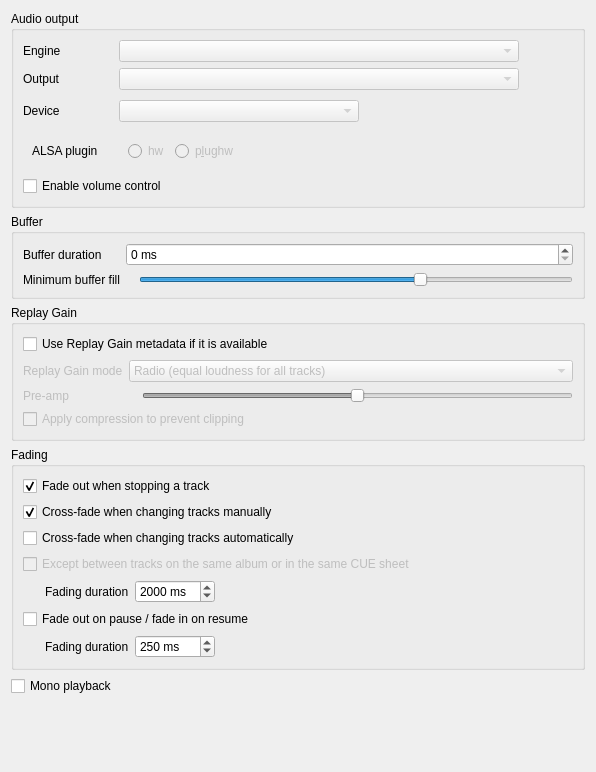
First picture: the form in src/settings/backendsettingspage.ui, repository strawberrymusicplayer/strawberry, before the edit.
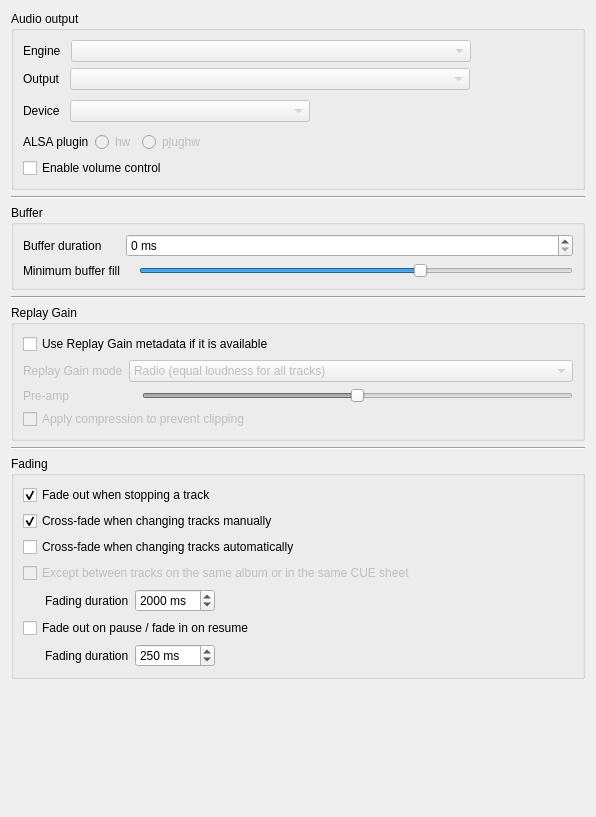
Second picture: the form after the edit. Custom widgets are drawn as their Qt base class.

Commit message: Remove mono playback setting and fix the layout abit

Patch:
```diff
--- a/src/settings/backendsettingspage.ui
+++ b/src/settings/backendsettingspage.ui
@@ -7,7 +7,7 @@
     <x>0</x>
     <y>0</y>
     <width>596</width>
-    <height>772</height>
+    <height>817</height>
    </rect>
   </property>
   <property name="windowTitle">
@@ -21,15 +21,12 @@
      </property>
      <layout class="QVBoxLayout" name="verticalLayout">
       <item>
-       <layout class="QHBoxLayout" name="horizontalLayout_engine">
+       <layout class="QHBoxLayout" name="layout_engine">
+        <property name="spacing">
+         <number>10</number>
+        </property>
         <item>
          <widget class="QLabel" name="label_engine">
-          <property name="minimumSize">
-           <size>
-            <width>90</width>
-            <height>0</height>
-           </size>
-          </property>
           <property name="text">
            <string>Engine</string>
           </property>
@@ -64,15 +61,12 @@
        </layout>
       </item>
       <item>
-       <layout class="QHBoxLayout" name="horizontalLayout_output">
+       <layout class="QHBoxLayout" name="layout_output">
+        <property name="spacing">
+         <number>10</number>
+        </property>
         <item>
          <widget class="QLabel" name="label_output">
-          <property name="minimumSize">
-           <size>
-            <width>90</width>
-            <height>0</height>
-           </size>
-          </property>
           <property name="text">
            <string>Output</string>
           </property>
@@ -107,15 +101,12 @@
        </layout>
       </item>
       <item>
-       <layout class="QHBoxLayout" name="horizontalLayout_device" stretch="0,0,0,0">
+       <layout class="QHBoxLayout" name="layout_device">
+        <property name="spacing">
+         <number>10</number>
+        </property>
         <item>
          <widget class="QLabel" name="label_device">
-          <property name="minimumSize">
-           <size>
-            <width>90</width>
-            <height>0</height>
-           </size>
-          </property>
           <property name="text">
            <string>Device</string>
           </property>
@@ -173,15 +164,21 @@
       </item>
       <item>
        <widget class="QWidget" name="widget_alsa_plugin" native="true">
-        <layout class="QHBoxLayout" name="horizontalLayout_alsaplugin">
+        <layout class="QHBoxLayout" name="layout_alsa_plugin">
+         <property name="leftMargin">
+          <number>0</number>
+         </property>
+         <property name="topMargin">
+          <number>0</number>
+         </property>
+         <property name="rightMargin">
+          <number>0</number>
+         </property>
+         <property name="bottomMargin">
+          <number>0</number>
+         </property>
          <item>
           <widget class="QLabel" name="label_alsaplugin">
-           <property name="minimumSize">
-            <size>
-             <width>90</width>
-             <height>0</height>
-            </size>
-           </property>
            <property name="text">
             <string>ALSA plugin</string>
            </property>
@@ -192,12 +189,6 @@
            <property name="enabled">
             <bool>false</bool>
            </property>
-           <property name="minimumSize">
-            <size>
-             <width>0</width>
-             <height>20</height>
-            </size>
-           </property>
            <property name="text">
             <string>hw</string>
            </property>
@@ -208,12 +199,6 @@
            <property name="enabled">
             <bool>false</bool>
            </property>
-           <property name="minimumSize">
-            <size>
-             <width>0</width>
-             <height>20</height>
-            </size>
-           </property>
            <property name="text">
             <string>p&amp;lughw</string>
            </property>
@@ -245,6 +230,13 @@
      </layout>
     </widget>
    </item>
+   <item>
+    <widget class="Line" name="line_1">
+     <property name="orientation">
+      <enum>Qt::Horizontal</enum>
+     </property>
+    </widget>
+   </item>
    <item>
     <widget class="QGroupBox" name="groupbox_buffer">
      <property name="title">
@@ -314,6 +306,13 @@
      </layout>
     </widget>
    </item>
+   <item>
+    <widget class="Line" name="line_2">
+     <property name="orientation">
+      <enum>Qt::Horizontal</enum>
+     </property>
+    </widget>
+   </item>
    <item>
     <widget class="QGroupBox" name="groupbox_replaygain">
      <property name="enabled">
@@ -415,12 +414,19 @@
      </layout>
     </widget>
    </item>
+   <item>
+    <widget class="Line" name="line_3">
+     <property name="orientation">
+      <enum>Qt::Horizontal</enum>
+     </property>
+    </widget>
+   </item>
    <item>
     <widget class="QGroupBox" name="groupbox_fading">
      <property name="title">
       <string>Fading</string>
      </property>
-     <layout class="QVBoxLayout" name="verticalLayout_4">
+     <layout class="QVBoxLayout" name="layout_fading">
       <item>
        <widget class="QCheckBox" name="checkbox_fadeout_stop">
         <property name="text">
@@ -523,9 +529,9 @@
        </widget>
       </item>
       <item>
-       <layout class="QHBoxLayout" name="layout_fading">
+       <layout class="QHBoxLayout" name="layout_fading_duration">
         <item>
-         <widget class="QLabel" name="label_fadingduration_2">
+         <widget class="QLabel" name="label_fading_duration_1">
           <property name="text">
            <string>Fading duration</string>
           </property>
@@ -551,7 +557,7 @@
          </widget>
         </item>
         <item>
-         <spacer name="spacer_fading_2">
+         <spacer name="spacer_fading_duration_1">
           <property name="orientation">
            <enum>Qt::Horizontal</enum>
           </property>
@@ -569,17 +575,7 @@
     </widget>
    </item>
    <item>
-    <widget class="QCheckBox" name="checkbox_monoplayback">
-     <property name="toolTip">
-      <string>Changing mono playback preference will be effective for the next playing songs</string>
-     </property>
-     <property name="text">
-      <string>Mono playback</string>
-     </property>
-    </widget>
-   </item>
-   <item>
-    <spacer name="verticalSpacer">
+    <spacer name="spacer_bottom">
      <property name="orientation">
       <enum>Qt::Vertical</enum>
      </property>
```
Left out of the diff: 8 changed lines with no effect on the pictures. The commit also changes 1 other file.
